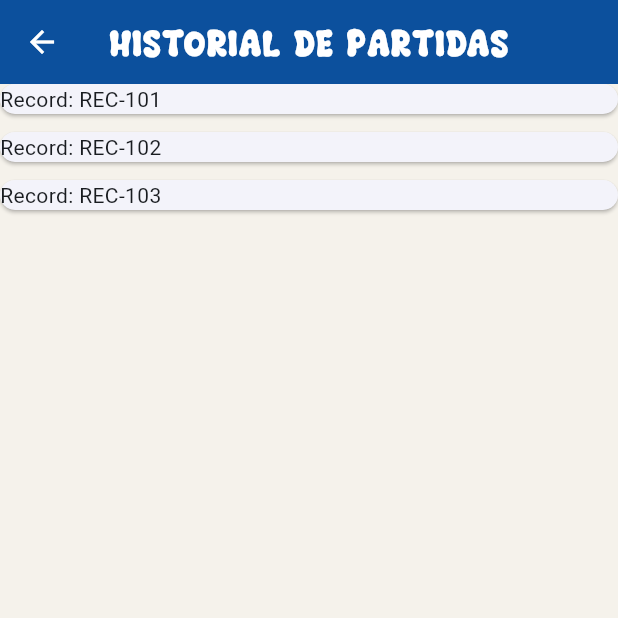
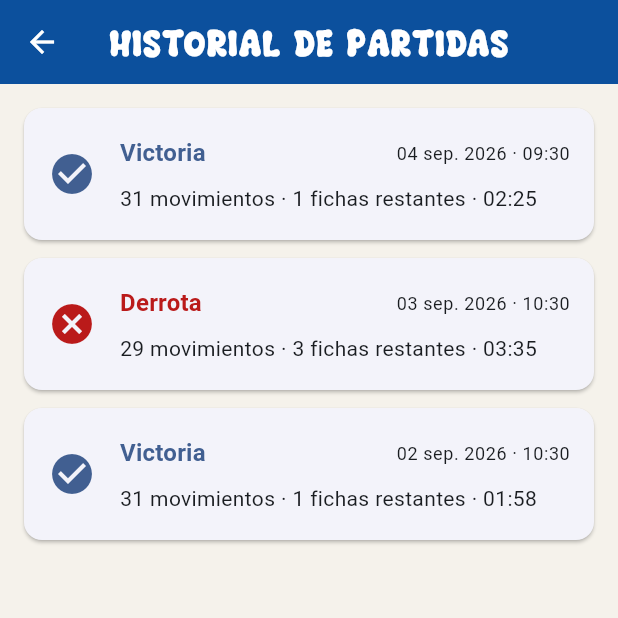
Before and after one commit to mmoscosodcl/3479A321_202602, a Flutter app: the HistoryScreen screen opened by its route, on a phone screen of 412 x 824 dp, the top half of it. Run offline on Flutter 3.47's test engine with Material 3 defaults, Android fonts, the phone set to English and light mode, and no system bars; our stand-ins replace logger.

Commit message:
New version of items presentation on HistoryScreen

```diff
--- a/lib/ui/screens/history_screen.dart
+++ b/lib/ui/screens/history_screen.dart
@@ -33,11 +33,50 @@ class HistoryScreen extends StatelessWidget {
     ];
   }
 
-  String _formatDuration(int totalSeconds) {
-    final int minutes = totalSeconds ~/ 60;
-    final int seconds = totalSeconds % 60;
-    return '${minutes.toString().padLeft(2, '0')}:${seconds.toString().padLeft(2, '0')}';
+  String _formatDate(DateTime date) {
+  final day = date.day.toString().padLeft(2, '0');
+  final month = _monthName(date.month);
+
+  return '$day $month ${date.year}';
+}
+
+String _formatTime(DateTime date) {
+  final hour = date.hour.toString().padLeft(2, '0');
+  final minute = date.minute.toString().padLeft(2, '0');
+
+  return '$hour:$minute';
+}
+
+String _formatDuration(int seconds) {
+  if (seconds < 60) {
+    return '$seconds s';
   }
+
+  final minutes = seconds ~/ 60;
+  final remainingSeconds = seconds % 60;
+
+  return '${minutes.toString().padLeft(2, '0')}:'
+      '${remainingSeconds.toString().padLeft(2, '0')}';
+}
+
+String _monthName(int month) {
+  const months = [
+    'ene.',
+    'feb.',
+    'mar.',
+    'abr.',
+    'may.',
+    'jun.',
+    'jul.',
+    'ago.',
+    'sep.',
+    'oct.',
+    'nov.',
+    'dic.',
+  ];
+
+  return months[month - 1];
+}
 
   @override
   Widget build(BuildContext context) {
@@ -47,13 +86,56 @@ class HistoryScreen extends StatelessWidget {
     return Scaffold(
       appBar: AppBar(title: const Text('Historial de Partidas')),
       body: ListView.builder(
+        padding: const EdgeInsets.all(16.0),
         itemCount: records.length,
         itemBuilder: (context, index) {
           final record = records[index];
+          final colorScheme = Theme.of(context).colorScheme;
+
+          final statusColor = record.isVictory
+              ? colorScheme.primary
+              : colorScheme.error;
 
           return Card(
             margin: const EdgeInsets.only(bottom: 12.0),
-            child: Text('Record: ${record.id}'),
+            child: ListTile(
+              contentPadding: const EdgeInsets.symmetric(
+                horizontal: 16.0,
+                vertical: 8.0,
+              ),
+              leading: Icon(
+                record.isVictory
+                    ? Icons.check_circle
+                    : Icons.cancel,
+                color: statusColor,
+                size: 32,
+              ),
+              title: Row(
+                children: [
+                  Text(
+                    record.isVictory ? 'Victoria' : 'Derrota',
+                    style: Theme.of(context).textTheme.titleMedium?.copyWith(
+                          color: statusColor,
+                          fontWeight: FontWeight.bold,
+                        ),
+                  ),
+                  const Spacer(),
+                  Text(
+                    '${_formatDate(record.date)} · ${_formatTime(record.date)}',
+                    style: Theme.of(context).textTheme.bodySmall,
+                  ),
+                ],
+              ),
+              subtitle: Padding(
+                padding: const EdgeInsets.only(top: 8.0),
+                child: Text(
+                  '${record.totalMoves} movimientos · '
+                  '${record.remainingPegs} fichas restantes · '
+                  '${_formatDuration(record.durationSeconds)}',
+                  style: Theme.of(context).textTheme.bodyMedium,
+                ),
+              ),
+            ),
           );
         },
       ),
```
